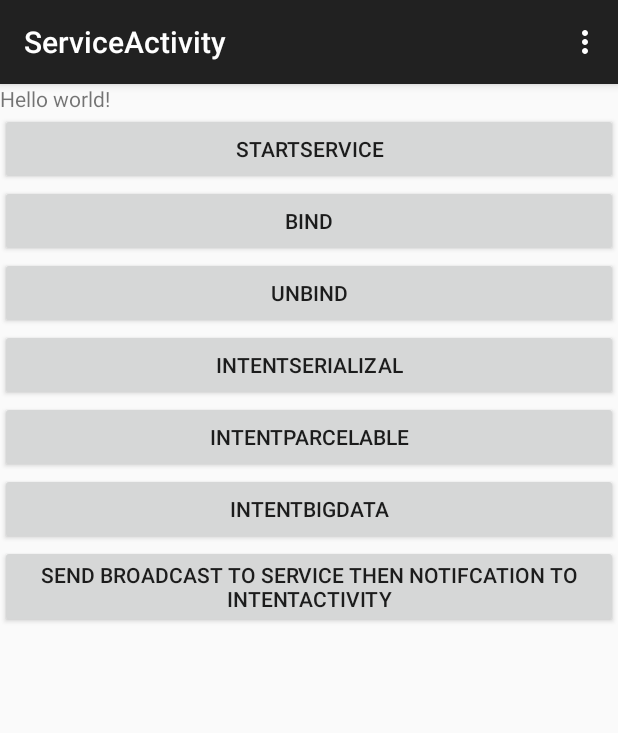
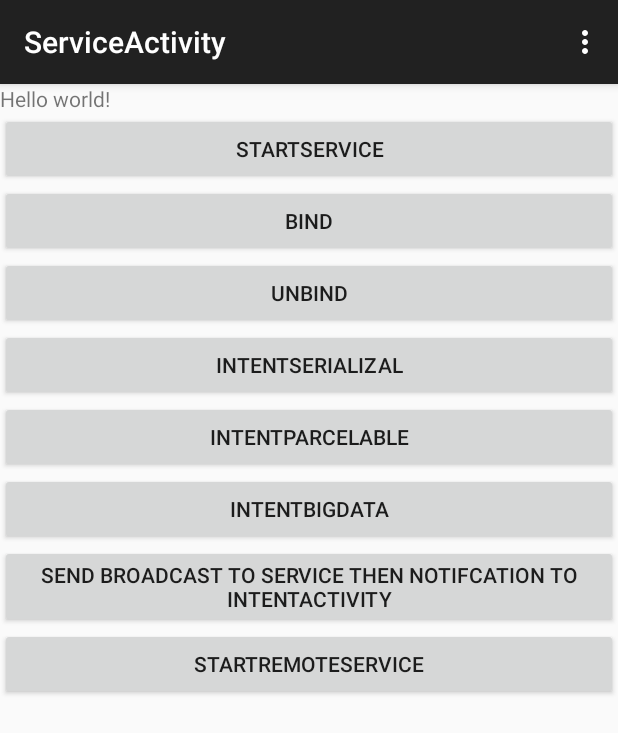
Before and after one commit to lirenlong/androidExam, an Android app: the LocalActivity screen opened directly, with no data from a screen before it, on a phone screen of 412 x 824 dp. Shown: the top 733 px of the screen. Run offline under Robolectric (Android 15) with nearby library versions, the phone set to English and light mode, and no system bars.

Commit message:
增加关于service的验证代码

```diff
--- a/app/src/main/res/layout/activity_local.xml
+++ b/app/src/main/res/layout/activity_local.xml
@@ -63,4 +63,11 @@
         android:layout_height="wrap_content"
         android:id="@+id/imageview"/>
 
+    <Button
+        android:id="@+id/StartRemoteService"
+        android:layout_width="fill_parent"
+        android:layout_height="wrap_content"
+        android:onClick="onBtnClick"
+        android:text="StartRemoteService" />
+
 </LinearLayout>
```
Also changed, not shown: app/src/main/java/org/roger/sample/androidexam/Exam7_Service/LocalActivity.java (+20 -16 lines), app/src/main/java/org/roger/sample/androidexam/Exam7_Service/LocalService.java (+5 -15 lines), app/src/main/java/org/roger/sample/androidexam/Exam7_Service/ProcessService.java (+27 -1 lines).
